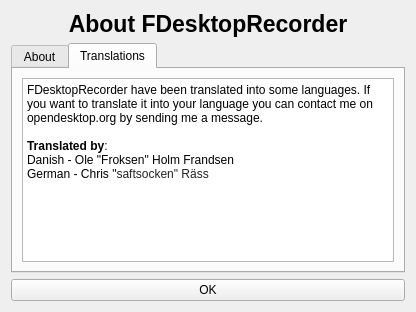
Qt form source/aboutprog.ui (froksen/FDesktopRecorder) before a commit.
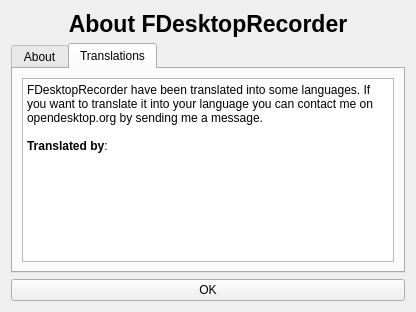
The same form after that commit. The open tabs and pages were chosen to show the change. Icons and pictures are not drawn.

Commit message: About dialog: Fixed so its eaiser to add new translators

```diff
--- a/source/aboutprog.ui
+++ b/source/aboutprog.ui
@@ -90,10 +90,9 @@
 p, li { white-space: pre-wrap; }
 &lt;/style&gt;&lt;/head&gt;&lt;body style=&quot; font-family:'Sans Serif'; font-size:9pt; font-weight:400; font-style:normal;&quot;&gt;
 &lt;p style=&quot; margin-top:0px; margin-bottom:0px; margin-left:0px; margin-right:0px; -qt-block-indent:0; text-indent:0px;&quot;&gt;FDesktopRecorder have been translated into some languages. If you want to translate it into your language you can contact me on opendesktop.org by sending me a message.&lt;/p&gt;
-&lt;p style=&quot;-qt-paragraph-type:empty; margin-top:0px; margin-bottom:0px; margin-left:0px; margin-right:0px; -qt-block-indent:0; text-indent:0px;&quot;&gt;&lt;/p&gt;
+&lt;p style=&quot;-qt-paragraph-type:empty; margin-top:0px; margin-bottom:0px; margin-left:0px; margin-right:0px; -qt-block-indent:0; text-indent:0px;&quot;&gt;&lt;br /&gt;&lt;/p&gt;
 &lt;p style=&quot; margin-top:0px; margin-bottom:0px; margin-left:0px; margin-right:0px; -qt-block-indent:0; text-indent:0px;&quot;&gt;&lt;span style=&quot; font-weight:600;&quot;&gt;Translated by&lt;/span&gt;:&lt;/p&gt;
-&lt;p style=&quot; margin-top:0px; margin-bottom:0px; margin-left:0px; margin-right:0px; -qt-block-indent:0; text-indent:0px;&quot;&gt;Danish - Ole &amp;quot;Froksen&amp;quot; Holm Frandsen&lt;/p&gt;
-&lt;p style=&quot; margin-top:0px; margin-bottom:0px; margin-left:0px; margin-right:0px; -qt-block-indent:0; text-indent:0px;&quot;&gt;German - Chris &amp;quot;&lt;span style=&quot; font-family:'arial,sans-serif'; color:#222222; background-color:#ffffff;&quot;&gt;saftsocken&amp;quot; Räss&lt;/span&gt;&lt;/p&gt;&lt;/body&gt;&lt;/html&gt;</string>
+&lt;p style=&quot;-qt-paragraph-type:empty; margin-top:0px; margin-bottom:0px; margin-left:0px; margin-right:0px; -qt-block-indent:0; text-indent:0px;&quot;&gt;&lt;br /&gt;&lt;/p&gt;&lt;/body&gt;&lt;/html&gt;</string>
          </property>
         </widget>
        </item>
```
Left out of the diff: 4 changed lines with no effect on the pictures. The commit also changes 2 other files.
